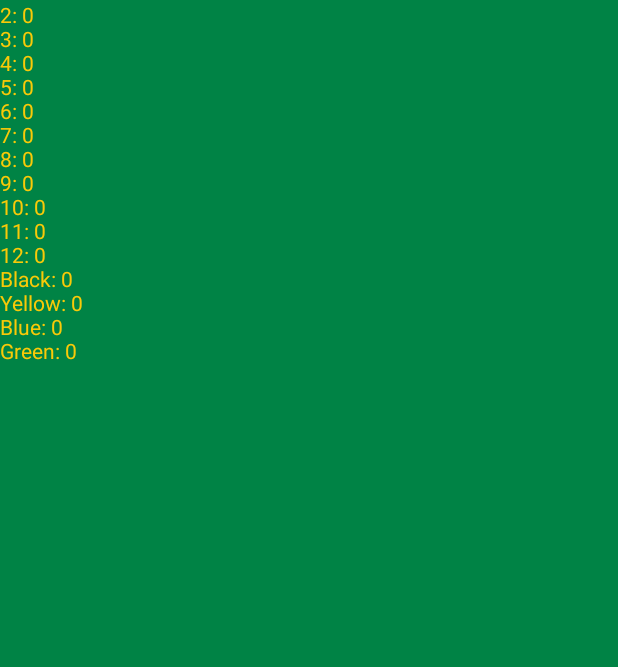
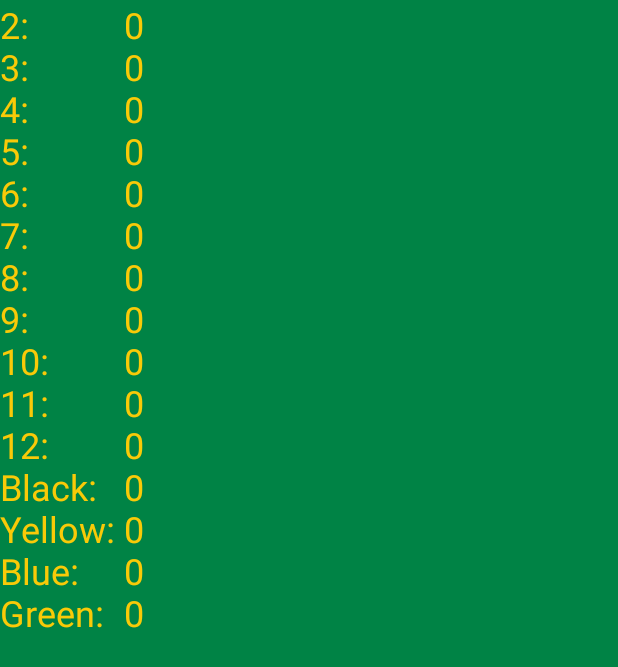
Before and after one commit to jcweber10/CatanCompanionApp, an Android app: the Cities screen opened directly, with no data from a screen before it, after a tap on "STATS", on a phone screen of 412 x 824 dp. Shown: the top 667 px of the screen. Run offline under Robolectric (Android 15) with nearby library versions, the phone set to English and light mode, and no system bars.

Commit message:
Added tally marks

```diff
--- a/app/src/main/java/com/example/johnjo8/catanapp/GameModel.java
+++ b/app/src/main/java/com/example/johnjo8/catanapp/GameModel.java
@@ -53,6 +53,12 @@ public class GameModel {
 
     public static int getBlackEvent(){return blackEvent;}
 
+    public static int getYellowEvent(){return yellowEvent;}
+
+    public static int getGreenEvent(){return greenEvent;}
+
+    public static int getBlueEvent(){return blueEvent;}
+
     public static int getNumRound(){
         return numRound;
     }
@@ -107,13 +113,28 @@ public class GameModel {
     public static void populateStats(){
         stats="";
         for(int i=0;i<numStats.length;i++){
-            stats+= (i+2)+": " + numStats[i]+"\n";
+            for(int j=0;j<numStats[i];j++){
+                stats+="|";
+            }
+            stats+="\n";
         }
+
         if(gameType.equals("Cities")){
-            stats+="Black: " + blackEvent + "\n"
-                    + "Yellow: " + yellowEvent + "\n"
-                    + "Blue: " + blueEvent + "\n"
-                    + "Green: " + greenEvent + "\n";
+            for(int i=0;i<blackEvent;i++){
+                stats+="|";
+            }
+            stats+="\n";
+            for(int i=0;i<yellowEvent;i++) {
+                stats += "|";
+            }
+            stats+="\n";
+            for(int i=0;i<greenEvent;i++){
+                stats+="|";
+            }
+            stats+="\n";
+            for(int i=0;i<blueEvent;i++){
+                stats+="|";
+            }
         }
     }
 
--- a/app/src/main/java/com/example/johnjo8/catanapp/RollsLog.java
+++ b/app/src/main/java/com/example/johnjo8/catanapp/RollsLog.java
@@ -33,6 +33,7 @@ public class RollsLog extends Activity {
     private void updateRollsLog(View v){
         for(String turn:GameModel.getTurnStringList()){
             TextView textView = new TextView(this);
+            textView.setTextSize(24);
             textView.setText(turn);
             textView.setTextColor(getResources().getColor(R.color.CatanGold));
             linearLayout.addView(textView);
--- a/app/src/main/java/com/example/johnjo8/catanapp/Stats.java
+++ b/app/src/main/java/com/example/johnjo8/catanapp/Stats.java
@@ -13,7 +13,7 @@ import org.w3c.dom.Text;
  */
 
 public class Stats extends Activity{
-    private TextView stats;
+    private TextView nums,tallies,amounts;
 
     @Override
     protected void onCreate(Bundle savedInstanceState) {
@@ -25,10 +25,29 @@ public class Stats extends Activity{
         } else{
             v.setBackgroundColor(Color.parseColor("#008345"));
         }
-        stats = (TextView)findViewById(R.id.stats);
+        int catanGold = getResources().getColor(R.color.CatanGold);
+        int[] amountsArr = GameModel.getNumStats();
+        nums = (TextView)findViewById(R.id.nums);
+        tallies = (TextView)findViewById(R.id.tallies);
+        amounts = (TextView)findViewById(R.id.amount);
         GameModel.populateStats();
-        stats.setText(GameModel.getStats());
-        stats.setTextColor(getResources().getColor(R.color.CatanGold));
+        String numsString="";
+        String amtString="";
+        for(int i=0;i<11;i++){
+            numsString+=((i+2)+":\n");
+            amtString+= amountsArr[i]+"\n";
+        }
+        if(!GameModel.getGameType().equals("Base")){
+            numsString+="Black: "+"\n" + "Yellow: "+"\n" +"Blue: "+"\n" +"Green: ";
+            amtString+=GameModel.getBlackEvent()+"\n"+ GameModel.getYellowEvent()+"\n"+GameModel.getGreenEvent()+"\n"+GameModel.getBlueEvent();
+        }
+        tallies.setTextColor(catanGold);
+        amounts.setTextColor(catanGold);
+        nums.setTextColor(catanGold);
+        nums.setText(numsString);
+        tallies.setText(GameModel.getStats());
+        amounts.setText(amtString);
+
     }
 
     @Override
--- a/app/src/main/res/layout/stats_activity.xml
+++ b/app/src/main/res/layout/stats_activity.xml
@@ -4,9 +4,23 @@
     android:layout_height="match_parent"
     >
     <TextView
-        android:id="@+id/stats"
+        android:id="@+id/nums"
+        android:textSize="24dp"
+        android:layout_width="wrap_content"
+        android:layout_height="wrap_content"/>
+        />
+
+    <TextView
+        android:id="@+id/tallies"
+        android:textSize="24dp"
         android:layout_width="wrap_content"
         android:layout_height="wrap_content"
-        android:onClick="launchStats"/>
-
+        android:layout_toRightOf="@+id/nums"/>
+    <TextView
+        android:id="@+id/amount"
+        android:textSize="24dp"
+        android:layout_width="wrap_content"
+        android:layout_height="wrap_content"
+        android:layout_toRightOf="@+id/tallies"/>
+"
 </RelativeLayout>
```
